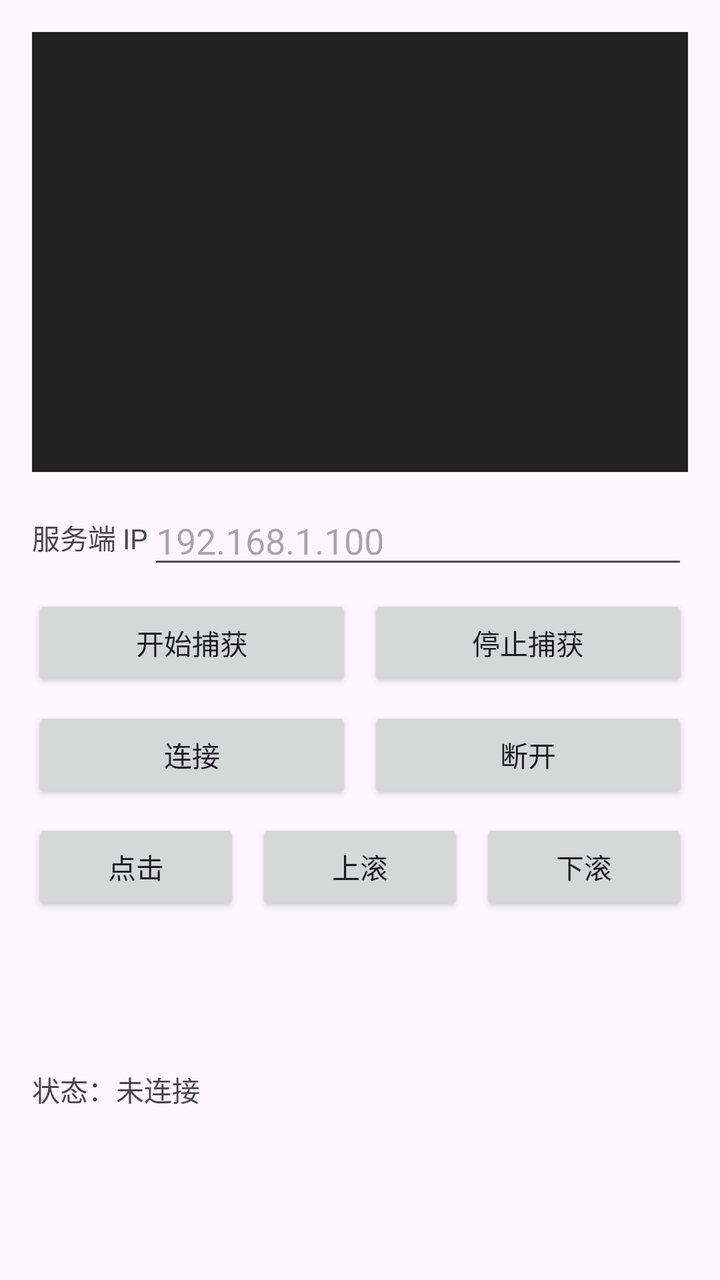
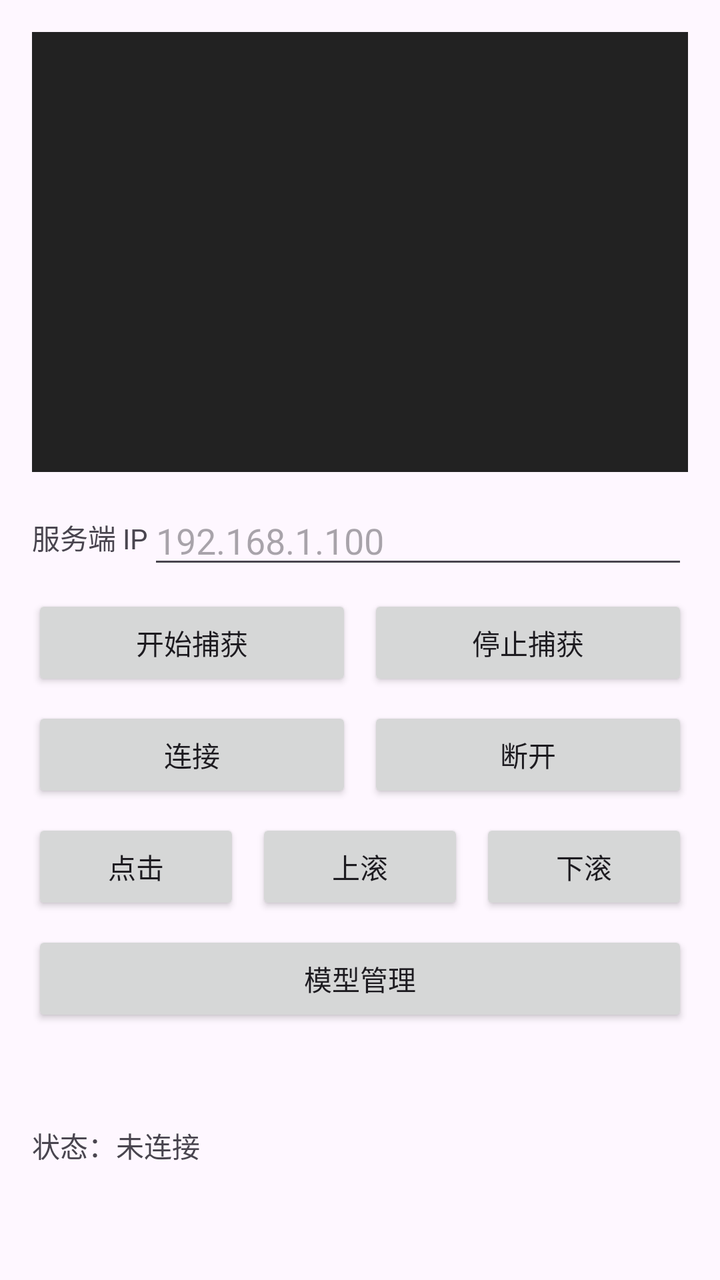

Compare the two renders of this Android layout. The source of the first and the diff that turns it into the second are given below.
<!-- AndroidManifest.xml: application theme Theme.MyoloPcontrol -->
<!-- res/layout/activity_main.xml -->
<?xml version="1.0" encoding="utf-8"?>
<androidx.constraintlayout.widget.ConstraintLayout
    xmlns:android="http://schemas.android.com/apk/res/android"
    xmlns:app="http://schemas.android.com/apk/res-auto"
    android:layout_width="match_parent"
    android:layout_height="match_parent"
    android:padding="16dp">
    
    <androidx.appcompat.widget.AppCompatImageView
        android:id="@+id/preview"
        android:layout_width="0dp"
        android:layout_height="220dp"
        android:scaleType="fitCenter"
        android:background="#222222"
        app:layout_constraintTop_toTopOf="parent"
        app:layout_constraintStart_toStartOf="parent"
        app:layout_constraintEnd_toEndOf="parent" />

    <LinearLayout
        android:id="@+id/ipRow"
        android:layout_width="0dp"
        android:layout_height="wrap_content"
        android:orientation="horizontal"
        android:layout_marginTop="12dp"
        app:layout_constraintTop_toBottomOf="@id/preview"
        app:layout_constraintStart_toStartOf="parent"
        app:layout_constraintEnd_toEndOf="parent">
        <TextView
            android:text="@string/label_ip"
            android:layout_width="wrap_content"
            android:layout_height="wrap_content"
            android:layout_gravity="center_vertical" />
        <EditText
            android:id="@+id/ipEdit"
            android:layout_width="0dp"
            android:layout_height="wrap_content"
            android:layout_weight="1"
            android:hint="@string/hint_ip"
            android:inputType="text"
            android:importantForAutofill="no" />
    </LinearLayout>

    <LinearLayout
        android:id="@+id/captureRow"
        android:layout_width="0dp"
        android:layout_height="wrap_content"
        android:orientation="horizontal"
        android:layout_marginTop="8dp"
        app:layout_constraintTop_toBottomOf="@id/ipRow"
        app:layout_constraintStart_toStartOf="parent"
        app:layout_constraintEnd_toEndOf="parent">
        <Button
            android:id="@+id/btnCaptureStart"
            android:layout_width="0dp"
            android:layout_weight="1"
            android:layout_height="wrap_content"
            android:text="@string/btn_capture_start" />
        <Space android:layout_width="8dp" android:layout_height="wrap_content" />
        <Button
            android:id="@+id/btnCaptureStop"
            android:layout_width="0dp"
            android:layout_weight="1"
            android:layout_height="wrap_content"
            android:text="@string/btn_capture_stop" />
    </LinearLayout>

    <LinearLayout
        android:id="@+id/netRow"
        android:layout_width="0dp"
        android:layout_height="wrap_content"
        android:orientation="horizontal"
        android:layout_marginTop="8dp"
        app:layout_constraintTop_toBottomOf="@id/captureRow"
        app:layout_constraintStart_toStartOf="parent"
        app:layout_constraintEnd_toEndOf="parent">
        <Button
            android:id="@+id/btnConnect"
            android:layout_width="0dp"
            android:layout_weight="1"
            android:layout_height="wrap_content"
            android:text="@string/btn_connect" />
        <Space android:layout_width="8dp" android:layout_height="wrap_content" />
        <Button
            android:id="@+id/btnDisconnect"
            android:layout_width="0dp"
            android:layout_weight="1"
            android:layout_height="wrap_content"
            android:text="@string/btn_disconnect" />
    </LinearLayout>

    <LinearLayout
        android:id="@+id/actionRow"
        android:layout_width="0dp"
        android:layout_height="wrap_content"
        android:orientation="horizontal"
        android:layout_marginTop="8dp"
        app:layout_constraintTop_toBottomOf="@id/netRow"
        app:layout_constraintStart_toStartOf="parent"
        app:layout_constraintEnd_toEndOf="parent">
        <Button
            android:id="@+id/btnClick"
            android:layout_width="0dp"
            android:layout_weight="1"
            android:layout_height="wrap_content"
            android:text="@string/btn_click" />
        <Space android:layout_width="8dp" android:layout_height="wrap_content" />
        <Button
            android:id="@+id/btnScrollUp"
            android:layout_width="0dp"
            android:layout_weight="1"
            android:layout_height="wrap_content"
            android:text="@string/btn_scroll_up" />
        <Space android:layout_width="8dp" android:layout_height="wrap_content" />
        <Button
            android:id="@+id/btnScrollDown"
            android:layout_width="0dp"
            android:layout_weight="1"
            android:layout_height="wrap_content"
            android:text="@string/btn_scroll_down" />
    </LinearLayout>

    <TextView
        android:id="@+id/statusText"
        android:layout_width="0dp"
        android:layout_height="wrap_content"
        android:layout_marginTop="8dp"
        android:text="@string/status_default"
        app:layout_constraintTop_toBottomOf="@id/actionRow"
        app:layout_constraintStart_toStartOf="parent"
        app:layout_constraintEnd_toEndOf="parent"
        app:layout_constraintBottom_toBottomOf="parent" />

</androidx.constraintlayout.widget.ConstraintLayout>
<!-- resources referenced by this layout -->
<resources>
  <string name="btn_capture_start">开始捕获</string>
  <string name="btn_capture_stop">停止捕获</string>
  <string name="btn_click">点击</string>
  <string name="btn_connect">连接</string>
  <string name="btn_disconnect">断开</string>
  <string name="btn_scroll_down">下滚</string>
  <string name="btn_scroll_up">上滚</string>
  <string name="hint_ip">192.168.1.100</string>
  <string name="label_ip">服务端 IP</string>
  <string name="status_default">状态：未连接</string>
  <style name="Theme.MyoloPcontrol" parent="Theme.Material3.DayNight.NoActionBar">
          <item name="colorPrimary">@color/primary</item>
          <item name="colorPrimaryVariant">@color/primary_dark</item>
          <item name="colorOnPrimary">@color/white</item>
          <item name="colorSecondary">@color/secondary</item>
      </style>
  <color name="primary">#FF6750A4</color>
  <color name="primary_dark">#FF625B71</color>
  <color name="white">#FFFFFFFF</color>
  <color name="secondary">#FF625B71</color>
</resources>

<!-- the commit's change to res/layout/activity_main.xml (unified diff, before → after) -->
@@ -119,13 +119,29 @@
             android:text="@string/btn_scroll_down" />
     </LinearLayout>
 
+    <LinearLayout
+        android:id="@+id/modelRow"
+        android:layout_width="0dp"
+        android:layout_height="wrap_content"
+        android:orientation="horizontal"
+        android:layout_marginTop="8dp"
+        app:layout_constraintTop_toBottomOf="@id/actionRow"
+        app:layout_constraintStart_toStartOf="parent"
+        app:layout_constraintEnd_toEndOf="parent">
+        <Button
+            android:id="@+id/btnModels"
+            android:layout_width="match_parent"
+            android:layout_height="wrap_content"
+            android:text="@string/btn_models" />
+    </LinearLayout>
+
     <TextView
         android:id="@+id/statusText"
         android:layout_width="0dp"
         android:layout_height="wrap_content"
         android:layout_marginTop="8dp"
         android:text="@string/status_default"
-        app:layout_constraintTop_toBottomOf="@id/actionRow"
+        app:layout_constraintTop_toBottomOf="@id/modelRow"
         app:layout_constraintStart_toStartOf="parent"
         app:layout_constraintEnd_toEndOf="parent"
         app:layout_constraintBottom_toBottomOf="parent" />
<!-- resource entries referenced after the edit -->
@@ -5,6 +5,7 @@
   <string name="btn_click">点击</string>
   <string name="btn_connect">连接</string>
   <string name="btn_disconnect">断开</string>
+  <string name="btn_models">模型管理</string>
   <string name="btn_scroll_down">下滚</string>
   <string name="btn_scroll_up">上滚</string>
   <string name="hint_ip">192.168.1.100</string>
